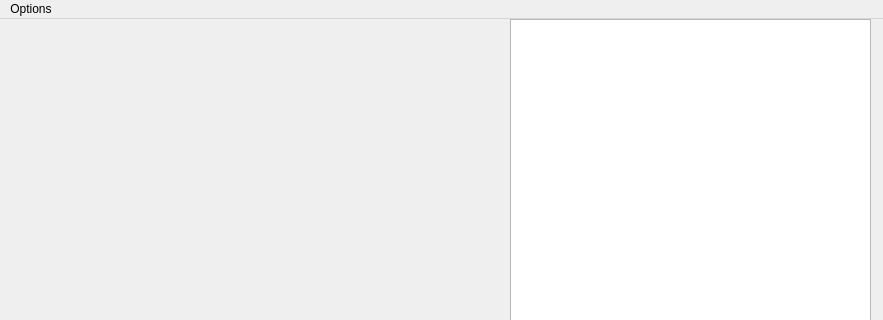
Old version of the form mainwindow.ui in the repository StevenScu/music-player; both pictures show x 0 to 883 and y 0 to 320 of the 883 by 616 pixel window.
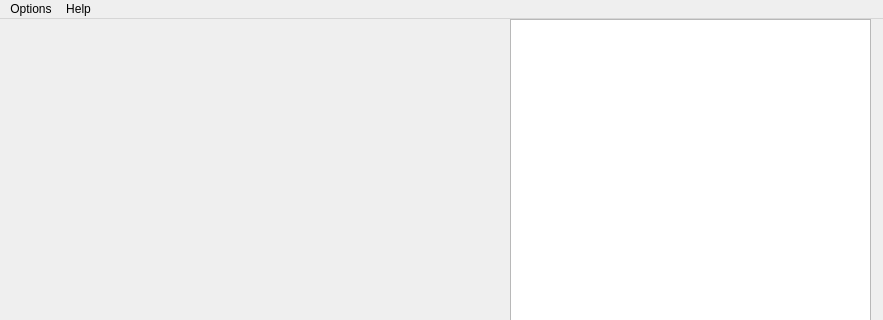
New version of the form.

Commit message: Added an option in the menu that will list Q&A for this program. Contact info will also be added in the future.

```diff
--- a/mainwindow.ui
+++ b/mainwindow.ui
@@ -221,7 +221,14 @@
     <addaction name="actionAdd_Music"/>
     <addaction name="actionChange_Default_Directory"/>
    </widget>
+   <widget class="QMenu" name="menuHelp">
+    <property name="title">
+     <string>Help</string>
+    </property>
+    <addaction name="actionQ_A"/>
+   </widget>
    <addaction name="menuAddMusic"/>
+   <addaction name="menuHelp"/>
   </widget>
   <action name="actionAdd_Music">
    <property name="text">
```
Left out of the diff: 11 changed lines with no effect on the pictures. The commit also changes 3 other files.
